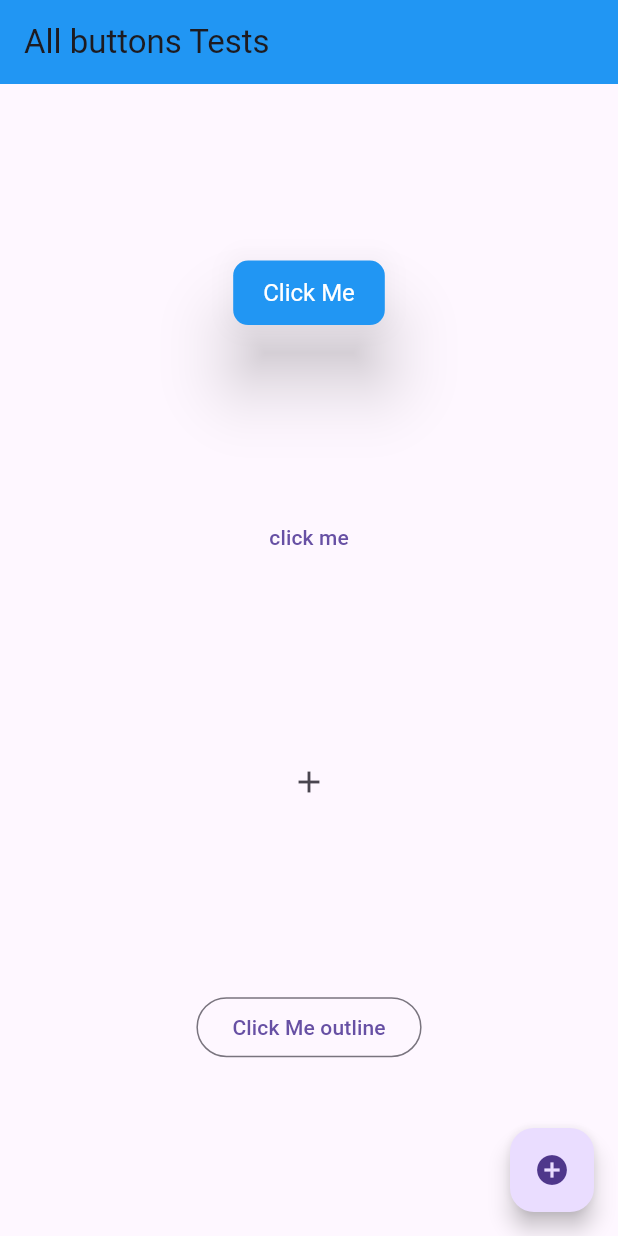
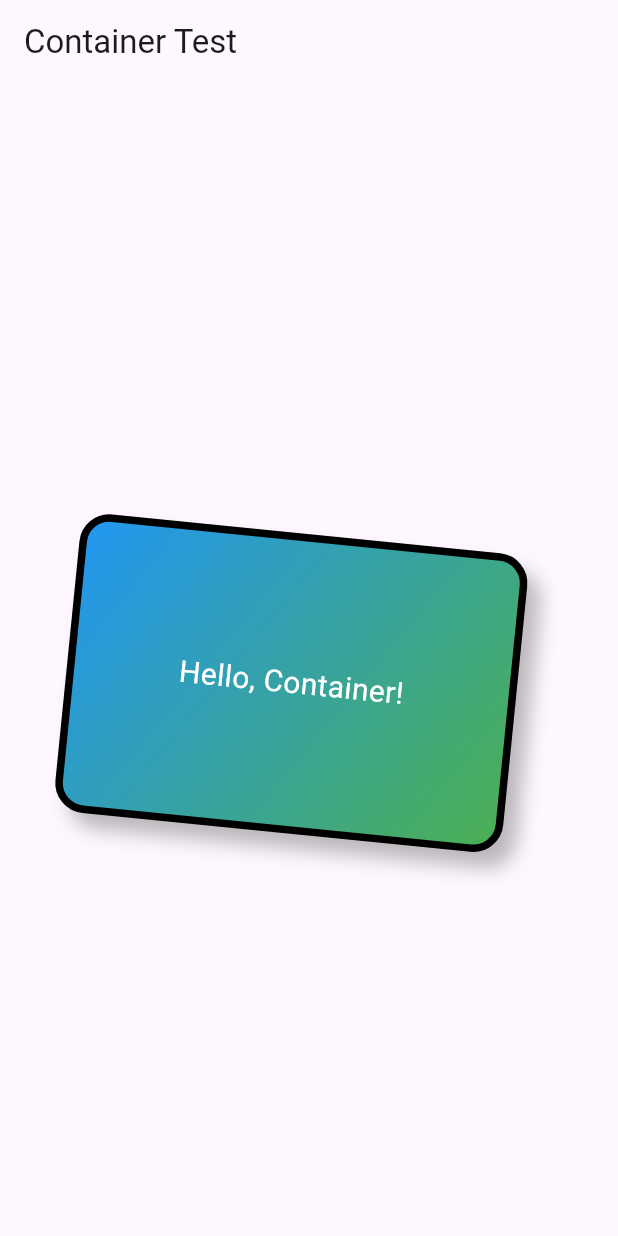
Before and after one commit to Sonykhan1121/Flutter-Full-Stack-Development, a Flutter app: the screen it shows after launch, on a phone screen of 412 x 824 dp. Run offline on Flutter 3.47's test engine with Material 3 defaults, Android fonts, the phone set to English and light mode, and no system bars; our stand-ins replace cached_network_image, image_picker; project files that could hold a hidden picture were left out.

Commit message:
add container features details

```diff
--- /dev/null
+++ b/03 Practice Basic Flutter Projects/test_widget/lib/container_features/container_test.dart
@@ -0,0 +1,63 @@
+import 'package:flutter/material.dart';
+
+
+class ContainerTest extends StatefulWidget {
+  const ContainerTest({super.key});
+
+  @override
+  State<ContainerTest> createState() => _ContainerTestState();
+}
+
+class _ContainerTestState extends State<ContainerTest> {
+  @override
+  Widget build(BuildContext context) {
+    return Scaffold(
+      appBar: AppBar(
+        title: Text('Container Test'),
+      ),
+      body: Center(
+        child: Container(
+          width: 300,
+          height: 200,
+          padding: const EdgeInsets.all(20),
+          margin: const EdgeInsets.all(10),
+          alignment: Alignment.center,
+          decoration: BoxDecoration(
+          color: Colors.amber, // Solid color background
+            gradient: const LinearGradient(
+              begin: Alignment.topLeft,
+              end: Alignment.bottomRight,
+              colors: [Colors.blue, Colors.green],
+            ),
+            borderRadius: BorderRadius.circular(20),
+            border: Border.all(
+              color: Colors.black,
+              width: 5,
+            ),
+            boxShadow: const [
+              BoxShadow(
+                color: Colors.black26,
+                blurRadius: 10,
+                offset: Offset(10, 10),
+              ),
+            ],
+          ),
+          constraints: const BoxConstraints(
+            minWidth: 150,
+            minHeight: 100,
+            maxWidth: 400, // Example of maxWidth constraint
+            maxHeight: 300, // Example of maxHeight constraint
+          ),
+          transform: Matrix4.rotationZ(0.1), // Slight rotation
+          child: const Text(
+            'Hello, Container!',
+            style: TextStyle(
+              color: Colors.white,
+              fontSize: 20,
+            ),
+          ),
+        ),
+      ),
+    );
+  }
+}
--- a/03 Practice Basic Flutter Projects/test_widget/lib/main.dart
+++ b/03 Practice Basic Flutter Projects/test_widget/lib/main.dart
@@ -4,6 +4,7 @@ import 'package:test_widget/TextExpandFeatures/provider/text_expanded_provider.d
 import 'package:test_widget/TextExpandFeatures/textexpand.dart';
 import 'package:test_widget/button_features/buttons.dart';
 import 'package:test_widget/constants/constant.dart';
+import 'package:test_widget/container_features/container_test.dart';
 import 'package:test_widget/file_features/file_info_example.dart';
 import 'package:test_widget/file_features/imageconversionexample.dart';
 import 'package:test_widget/image_features/image_test.dart';
@@ -29,7 +30,7 @@ class MyApp extends StatelessWidget {
         theme: ThemeData(
           primaryColor: Colors.blue,
         ),
-        home: Buttons(),
+        home: ContainerTest(),
       ),
 
     );
```
